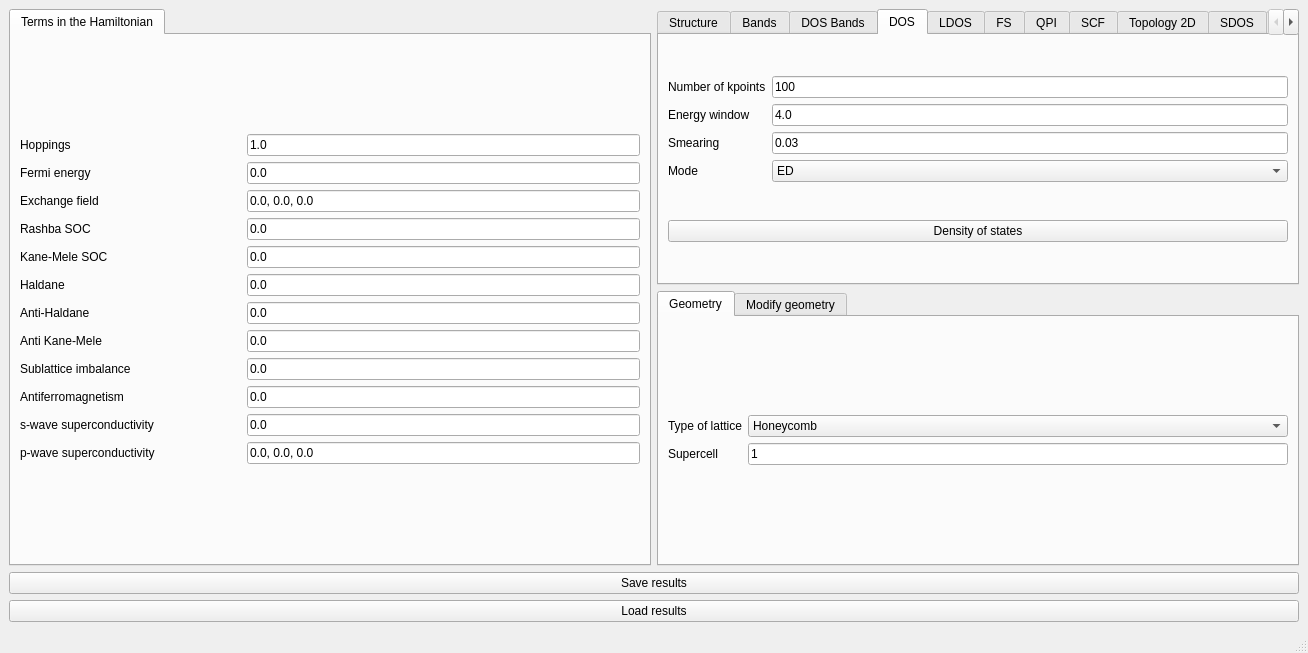
Qt form interface-pyqt/2d/interface.ui (joselado/quantum-lattice) before a commit.
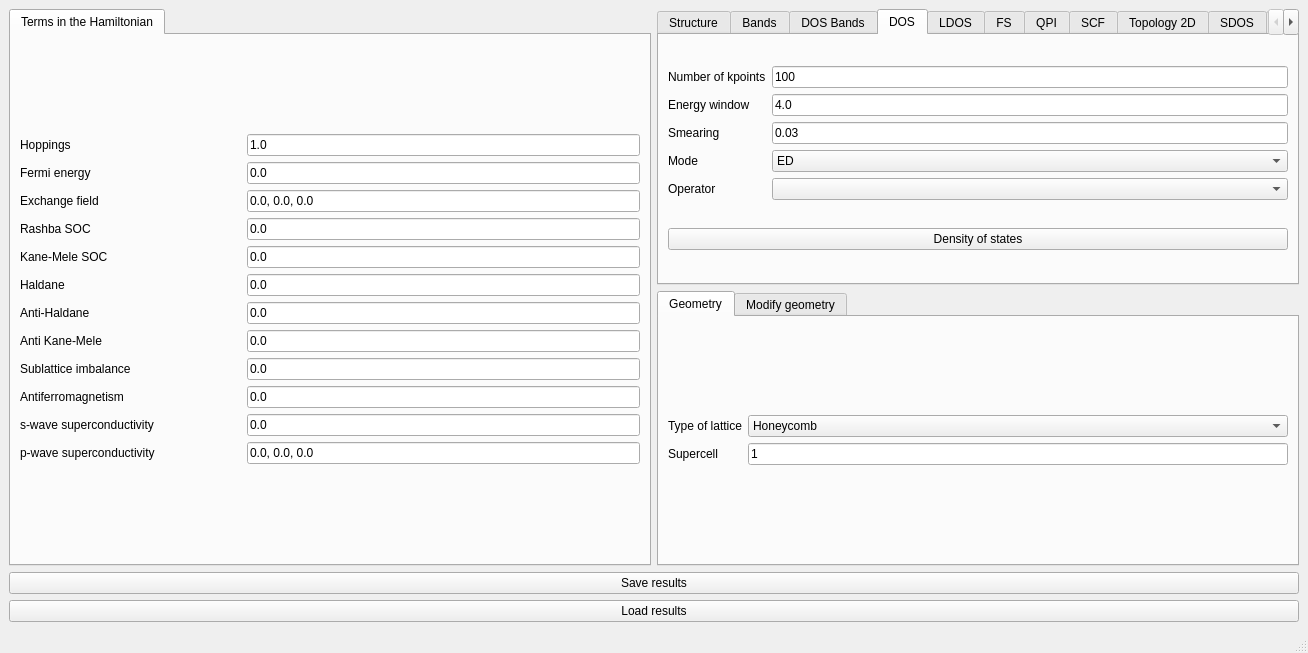
The same form after that commit. The open tabs and pages were chosen to show the change.

Commit message: Add operator-projected DOS and KPM mode to get_dos

Patch:
```diff
--- a/interface-pyqt/2d/interface.ui
+++ b/interface-pyqt/2d/interface.ui
@@ -742,6 +742,16 @@
             </property>
            </widget>
           </item>
+          <item row="4" column="0">
+           <widget class="QLabel" name="label_dos_operator">
+            <property name="text">
+             <string>Operator</string>
+            </property>
+           </widget>
+          </item>
+          <item row="4" column="1">
+           <widget class="QComboBox" name="dos_operator"/>
+          </item>
          </layout>
         </item>
         <item>
```
Left out of the diff: 5 changed lines with no effect on the pictures. The commit also changes 27 other files.
